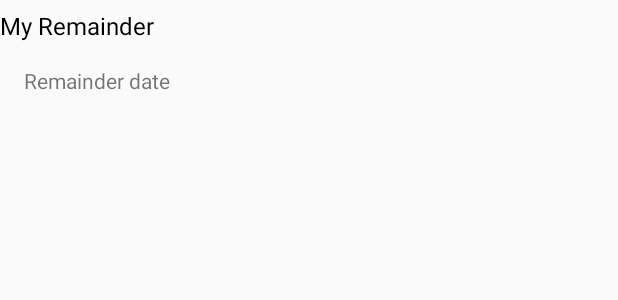
After one commit to Balthair94/MyReminder, an Android app: the layout item_remainder.xml on its own in the app's theme, with its tools: preview values and no code run, on a phone screen of 412 x 824 dp. The commit adds this screen. Shown: the top 300 px of the screen. Run offline under Robolectric (Android 15) with nearby library versions, the phone set to English and light mode, and no system bars.

Commit message:
Create Adapter to show a list of the added remainders

```diff
--- /dev/null
+++ b/app/src/main/res/layout/item_remainder.xml
@@ -0,0 +1,27 @@
+<?xml version="1.0" encoding="utf-8"?>
+<LinearLayout
+        android:id="@+id/layout_container"
+        xmlns:android="http://schemas.android.com/apk/res/android"
+        android:layout_width="match_parent"
+        android:layout_height="70dp"
+        android:orientation="vertical"
+        android:gravity="center_vertical">
+
+    <TextView
+            android:id="@+id/text_remainder_title"
+            android:text="@string/item_default_remainder"
+            android:textColor="@color/colorBlack"
+            android:textSize="16sp"
+            android:layout_width="match_parent"
+            android:layout_height="wrap_content"/>
+
+    <TextView
+            android:id="@+id/text_remainder_date"
+            android:text="@string/item_default_remainder_date"
+            android:paddingStart="16dp"
+            android:paddingEnd="16dp"
+            android:layout_marginTop="16dp"
+            android:layout_width="wrap_content"
+            android:layout_height="wrap_content"/>
+
+</LinearLayout>
--- a/app/src/main/res/values/strings.xml
+++ b/app/src/main/res/values/strings.xml
@@ -27,4 +27,7 @@
     <string name="error_no_name">Proporcione un nombre de usuario</string>
 
     <string name="message_empty_remainder_list">No hay elementos guardados en la Base de datos</string>
+
+    <string name="item_default_remainder">My Remainder</string>
+    <string name="item_default_remainder_date">Remainder date</string>
 </resources>
```
Also changed, not shown: app/src/main/java/com/baltazar/myreminder/remainderList/RemainderListActivity.kt (+13 -2 lines), app/src/main/java/com/baltazar/myreminder/remainderList/RemainderListAdapter.kt (added, +51 -0 lines).
